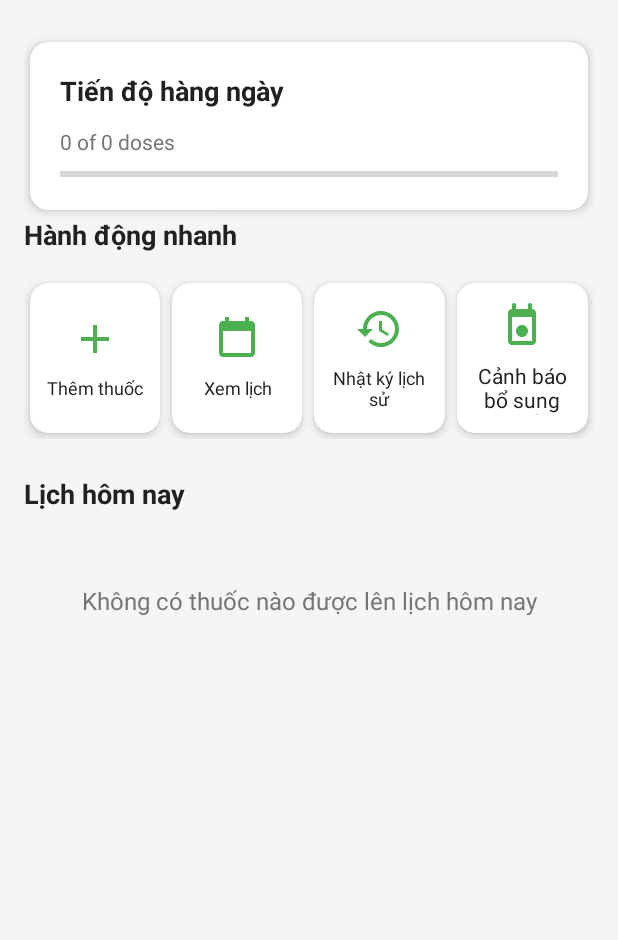
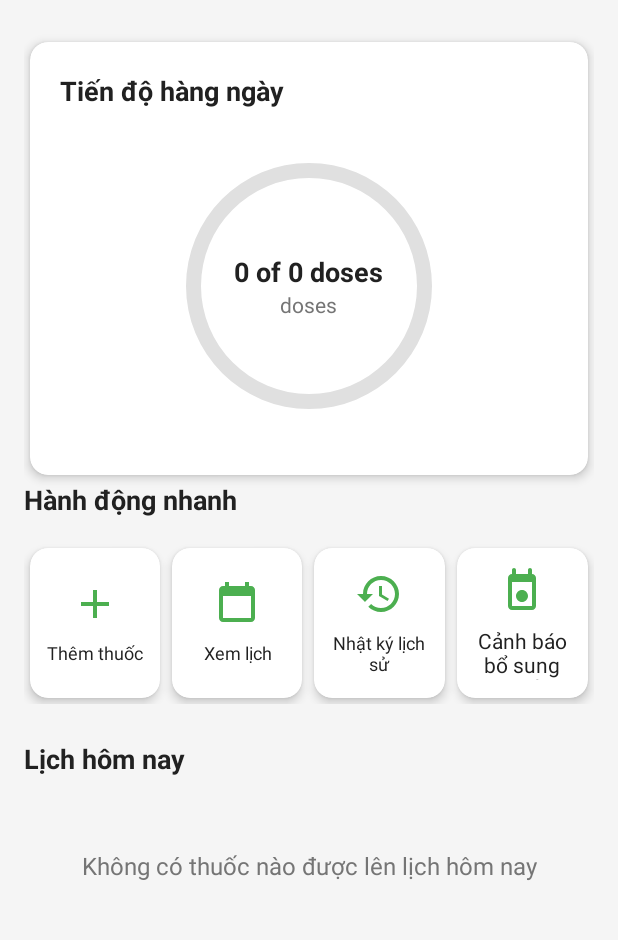
Before and after one commit to Entidagreat/Reminder-App, an Android app: the screen it shows after launch (HomeActivity), on a phone screen of 412 x 824 dp, the part 73-1013 px from its top. Run offline under Robolectric (Android 15) with nearby library versions, the phone set to English and light mode, and no system bars.

Commit message:
up circlr K

```diff
--- /dev/null
+++ b/app/src/main/res/drawable/circular_progress.xml
@@ -0,0 +1,18 @@
+<?xml version="1.0" encoding="utf-8"?>
+<rotate xmlns:android="http://schemas.android.com/apk/res/android"
+    android:fromDegrees="180"
+    android:toDegrees="180"
+    android:pivotX="50%"
+    android:pivotY="50%">
+
+    <shape
+        android:innerRadiusRatio="2.5"
+        android:shape="ring"
+        android:thickness="10dp"
+        android:useLevel="true">
+
+        <solid android:color="@color/primary_green" />
+
+    </shape>
+
+</rotate>
--- /dev/null
+++ b/app/src/main/res/drawable/circular_progress_background.xml
@@ -0,0 +1,18 @@
+<?xml version="1.0" encoding="utf-8"?>
+<rotate xmlns:android="http://schemas.android.com/apk/res/android"
+    android:fromDegrees="180"
+    android:toDegrees="180"
+    android:pivotX="50%"
+    android:pivotY="50%">
+
+    <shape
+        android:innerRadiusRatio="2.5"
+        android:shape="ring"
+        android:thickness="10dp"
+        android:useLevel="true">
+
+        <solid android:color="#E0E0E0" />
+
+    </shape>
+
+</rotate>
--- a/app/src/main/res/layout/activity_home.xml
+++ b/app/src/main/res/layout/activity_home.xml
@@ -81,22 +81,69 @@
                     android:textColor="@color/text_primary"
                     android:layout_marginBottom="12dp" />
 
-                <TextView
-                    android:id="@+id/progressText"
-                    android:layout_width="wrap_content"
+                <!-- Circular Progress Container -->
+                <RelativeLayout
+                    android:layout_width="match_parent"
                     android:layout_height="wrap_content"
-                    android:text="0 of 0 doses"
-                    android:textSize="14sp"
-                    android:textColor="@color/text_secondary"
-                    android:layout_marginBottom="8dp" />
+                    android:layout_gravity="center">
 
-                <ProgressBar
-                    android:id="@+id/dailyProgressBar"
-                    style="?android:attr/progressBarStyleHorizontal"
-                    android:layout_width="match_parent"
-                    android:layout_height="8dp"
-                    android:progress="0"
-                    android:progressTint="@color/primary_green" />
+                    <!-- Background Circle -->
+                    <ProgressBar
+                        android:id="@+id/backgroundProgress"
+                        style="?android:attr/progressBarStyleHorizontal"
+                        android:layout_width="180dp"
+                        android:layout_height="180dp"
+                        android:layout_centerInParent="true"
+                        android:indeterminate="false"
+                        android:max="100"
+                        android:progress="100"
+                        android:progressDrawable="@drawable/circular_progress_background"
+                        android:layout_marginTop="16dp"
+                        android:layout_marginBottom="16dp" />
+
+                    <!-- Actual Progress Circle -->
+                    <ProgressBar
+                        android:id="@+id/dailyProgressBar"
+                        style="?android:attr/progressBarStyleHorizontal"
+                        android:layout_width="180dp"
+                        android:layout_height="180dp"
+                        android:layout_centerInParent="true"
+                        android:indeterminate="false"
+                        android:max="100"
+                        android:progress="0"
+                        android:progressDrawable="@drawable/circular_progress"
+                        android:layout_marginTop="16dp"
+                        android:layout_marginBottom="16dp" />
+
+                    <!-- Center Text Container -->
+                    <LinearLayout
+                        android:layout_width="wrap_content"
+                        android:layout_height="wrap_content"
+                        android:layout_centerInParent="true"
+                        android:orientation="vertical"
+                        android:gravity="center">
+
+                        <TextView
+                            android:id="@+id/progressText"
+                            android:layout_width="wrap_content"
+                            android:layout_height="wrap_content"
+                            android:text="0 of 0"
+                            android:textSize="18sp"
+                            android:textStyle="bold"
+                            android:textColor="@color/text_primary"
+                            android:gravity="center" />
+
+                        <TextView
+                            android:layout_width="wrap_content"
+                            android:layout_height="wrap_content"
+                            android:text="doses"
+                            android:textSize="14sp"
+                            android:textColor="@color/text_secondary"
+                            android:gravity="center" />
+
+                    </LinearLayout>
+
+                </RelativeLayout>
 
             </LinearLayout>
 
```
